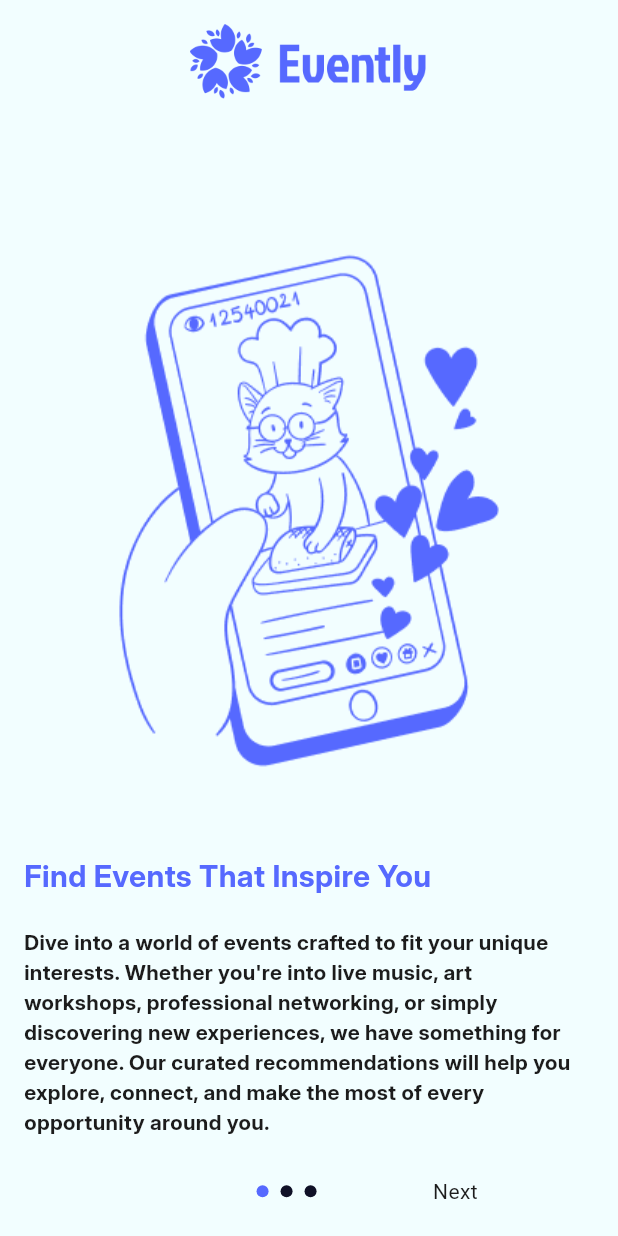
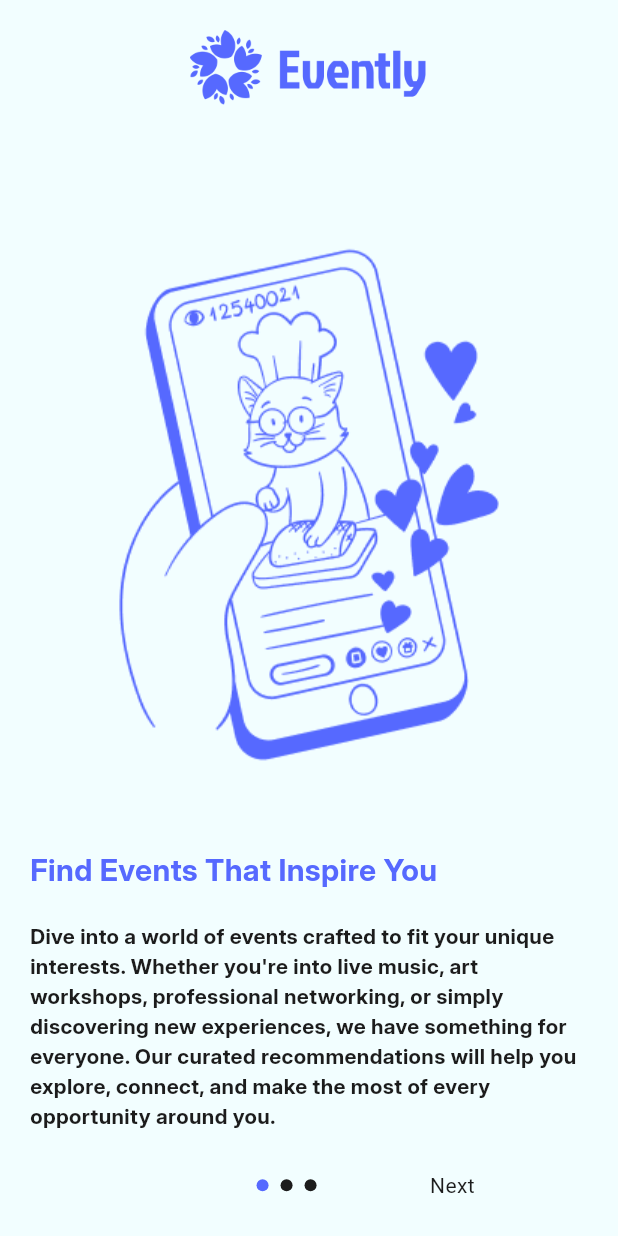
Before and after one commit to omarameen77/Evently, a Flutter app: the IntroScreen screen opened directly, on a phone screen of 412 x 824 dp. Run offline on Flutter 3.47's test engine with Material 3 defaults, Android fonts, the phone set to English and light mode, and no system bars; drawn by our look-alikes of smooth_page_indicator; our stand-ins replace animated_toggle_switch, firebase_core; accounts and stored records are empty.

Commit message:
- Implement onboarding flow with PageView and indicators.

```diff
--- a/lib/features/onboarding/intro_screen.dart
+++ b/lib/features/onboarding/intro_screen.dart
@@ -1,8 +1,10 @@
 import 'package:evently/core/consts/app_image.dart';
 import 'package:evently/core/theme/app_colors.dart';
 import 'package:evently/core/theme/app_text_style/app_text_style.dart';
+import 'package:evently/features/auth/login_screen.dart';
 import 'package:evently/features/onboarding/widgets/custom_pageIntro.dart';
 import 'package:evently/generated/l10n.dart';
+import 'package:evently/provider/theme_provider.dart';
 import 'package:flutter/material.dart';
 
 import 'package:smooth_page_indicator/smooth_page_indicator.dart';
@@ -16,6 +18,7 @@ class IntroScreen extends StatefulWidget {
 
 class _IntroScreenState extends State<IntroScreen> {
   PageController controller = PageController();
+    final ThemeProvider themeProvider = ThemeProvider();
 
   bool onLastPage = false;
   bool onFirstPage = true;
@@ -80,7 +83,7 @@ class _IntroScreenState extends State<IntroScreen> {
     return Scaffold(
       body: SafeArea(
         child: Padding(
-          padding: const EdgeInsets.all(16.0),
+          padding: const EdgeInsets.all(20.0),
           child: Stack(
             children: [
               Align(
@@ -108,7 +111,6 @@ class _IntroScreenState extends State<IntroScreen> {
                   },
                 ),
               ),
-
               /// Indicators + Buttons
               Container(
                 alignment: const Alignment(0, 0.99),
@@ -130,14 +132,16 @@ class _IntroScreenState extends State<IntroScreen> {
                         effect: WormEffect(
                           dotHeight: 8.0,
                           dotWidth: 8.0,
-                          dotColor: AppColors.darkPurple,
-                          activeDotColor: AppColors.purple,
+                          dotColor:themeProvider.isDarkMode? AppColors.offWhite: AppColors.black,
+                          activeDotColor: AppColors.purple
                         ),
                       ),
 
                       onLastPage
                           ? GestureDetector(
-                              onTap: () {},
+                              onTap: () {
+                                Navigator.of(context).pushReplacement(MaterialPageRoute(builder: (context) => const LoginScreen()));
+                              },
                               child: Text(S.of(context).done),
                             )
                           : GestureDetector(
--- a/pubspec.yaml
+++ b/pubspec.yaml
@@ -5,7 +5,7 @@ publish_to: "none"
 version: 1.0.0+1
 
 environment:
-  sdk: ^3.9.2
+  sdk: ">=3.3.0 <4.0.0"
 
 dependencies:
   flutter:
@@ -16,6 +16,9 @@ dependencies:
   animated_toggle_switch: ^0.8.5
   flutter_localization: ^0.3.3
   smooth_page_indicator: ^1.2.1
+  http: ^1.1.0
+  intl: ^0.20.2
+  google_generative_ai: ^0.4.7
 
 dev_dependencies:
   flutter_test:
@@ -33,5 +36,6 @@ flutter:
       fonts:
         - asset: assets/fonts/InterBold.ttf
           weight: 700
+
 flutter_intl:
   enabled: true
```
Also changed, not shown: pubspec.lock, 2 other files.
